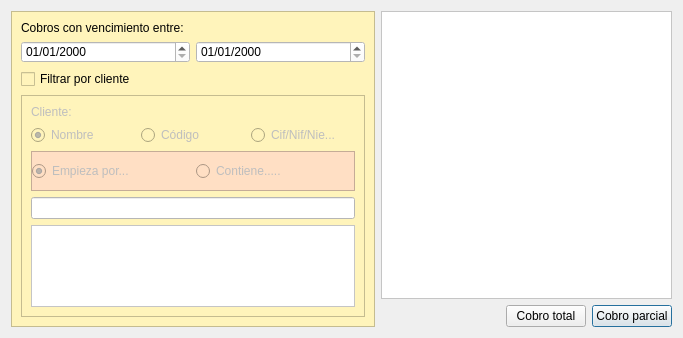
Above: Zona_Ventas/frmgestioncobros.ui from arcnexus/RedFoX before the change. Below: the same form after it.
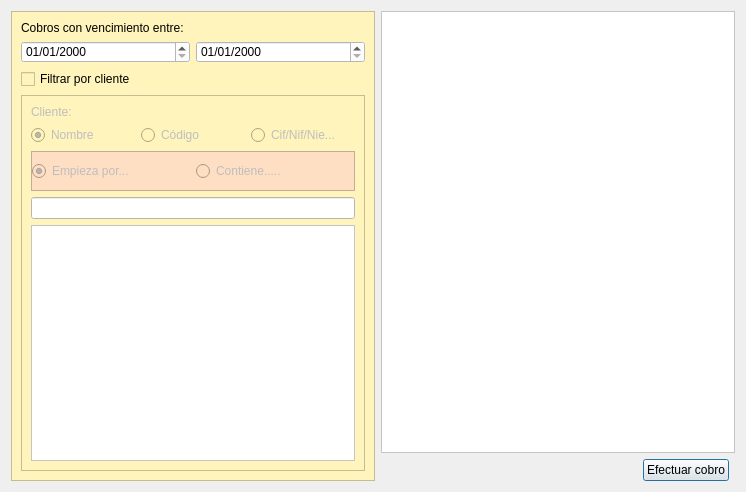
That is the form after the change.

Commit message: Gestión de cobros y vencimientos

```diff
--- a/Zona_Ventas/frmgestioncobros.ui
+++ b/Zona_Ventas/frmgestioncobros.ui
@@ -6,8 +6,8 @@
    <rect>
     <x>0</x>
     <y>0</y>
-    <width>683</width>
-    <height>338</height>
+    <width>746</width>
+    <height>492</height>
    </rect>
   </property>
   <property name="windowTitle">
@@ -193,17 +193,10 @@
      </layout>
     </widget>
    </item>
-   <item row="1" column="3">
-    <widget class="QPushButton" name="btncobro_parcial">
-     <property name="text">
-      <string>Cobro parcial</string>
-     </property>
-    </widget>
-   </item>
    <item row="1" column="2">
     <widget class="QPushButton" name="btncobro_total">
      <property name="text">
-      <string>Cobro total</string>
+      <string>Efectuar cobro</string>
      </property>
     </widget>
    </item>
```
The commit also changes 17 other files.
